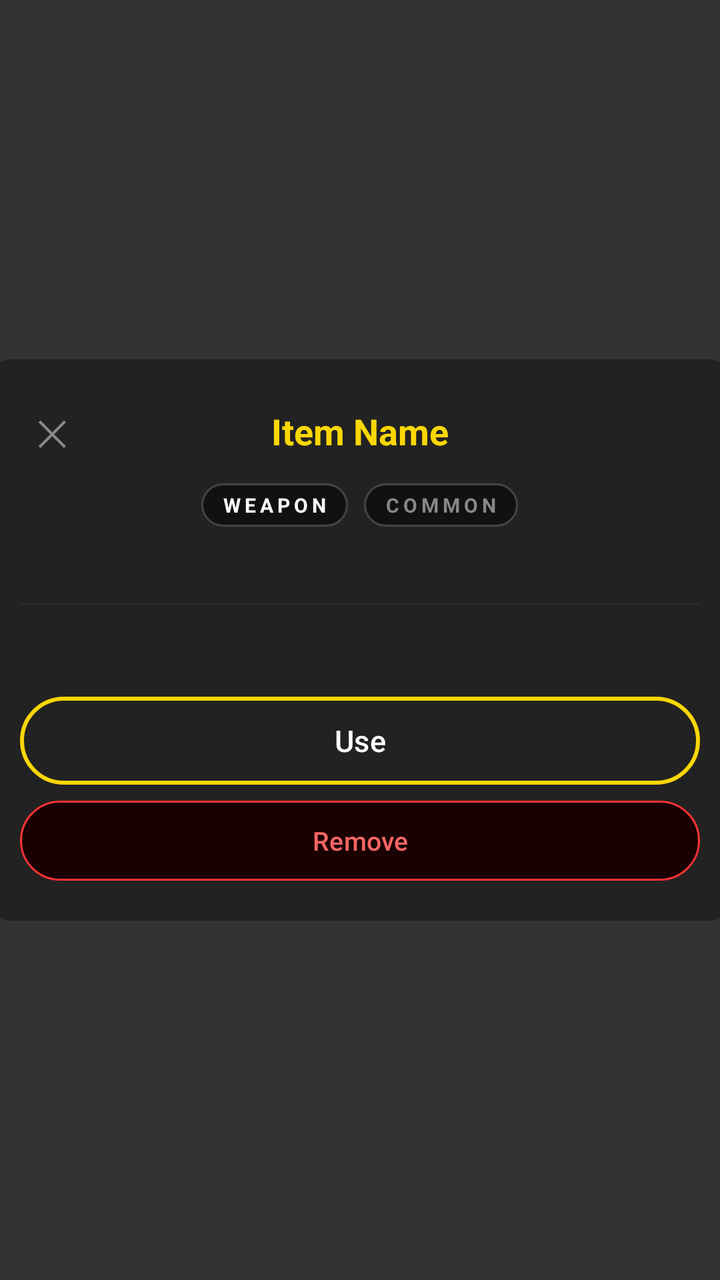
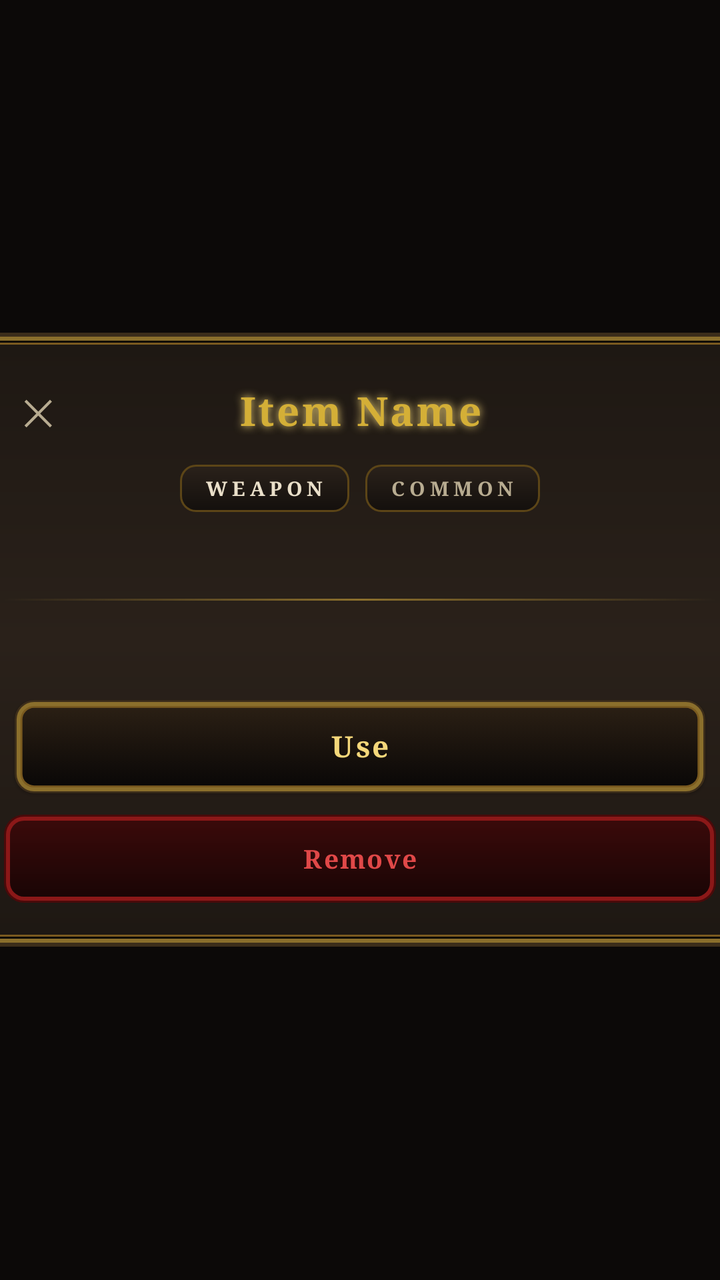

The first picture is an Android layout as it rendered before a commit; the second is the same layout after the commit. The layout source and the unified diff follow.
<!-- AndroidManifest.xml: application theme Theme.OblivionDescent -->
<!-- res/layout/dialog_item_action.xml -->
<?xml version="1.0" encoding="utf-8"?>
<FrameLayout xmlns:android="http://schemas.android.com/apk/res/android"
    xmlns:app="http://schemas.android.com/apk/res-auto"
    xmlns:tools="http://schemas.android.com/tools"
    android:layout_width="match_parent"
    android:layout_height="match_parent"
    android:background="#CC000000"
    android:clickable="true"
    android:focusable="true">

    <LinearLayout
        android:layout_width="380dp"
        android:layout_height="wrap_content"
        android:layout_gravity="center"
        android:orientation="vertical"
        android:background="@drawable/rounded_dialog_bg"
        android:padding="20dp">

        
        <FrameLayout
            android:layout_width="match_parent"
            android:layout_height="wrap_content"
            android:layout_marginBottom="10dp">

            <TextView
                android:id="@+id/btn_close_action"
                android:layout_width="32dp"
                android:layout_height="32dp"
                android:layout_gravity="start|center_vertical"
                android:text="✕"
                android:textColor="#888888"
                android:textSize="18sp"
                android:gravity="center"
                android:clickable="true"
                android:focusable="true"
                android:background="?attr/selectableItemBackgroundBorderless"
                tools:ignore="HardcodedText"/>

            <TextView
                android:id="@+id/action_name"
                android:layout_width="match_parent"
                android:layout_height="wrap_content"
                android:layout_gravity="center_vertical"
                android:gravity="center"
                android:paddingHorizontal="36dp"
                android:text="Item Name"
                android:textColor="#FFD700"
                android:textSize="18sp"
                android:textStyle="bold"
                android:maxLines="2"
                android:ellipsize="end"
                tools:ignore="HardcodedText"/>

        </FrameLayout>

        
        <LinearLayout
            android:layout_width="match_parent"
            android:layout_height="wrap_content"
            android:orientation="horizontal"
            android:gravity="center"
            android:layout_marginBottom="10dp">

            <TextView
                android:id="@+id/action_type"
                android:layout_width="wrap_content"
                android:layout_height="wrap_content"
                android:text="WEAPON"
                android:textColor="#FFFFFF"
                android:textSize="10sp"
                android:textStyle="bold"
                android:letterSpacing="0.2"
                android:background="@drawable/dialog_bg"
                android:paddingHorizontal="10dp"
                android:paddingVertical="4dp"
                tools:ignore="HardcodedText"/>

            <View android:layout_width="8dp" android:layout_height="1dp"/>

            <TextView
                android:id="@+id/action_rarity"
                android:layout_width="wrap_content"
                android:layout_height="wrap_content"
                android:text="COMMON"
                android:textColor="#888888"
                android:textSize="10sp"
                android:textStyle="bold"
                android:letterSpacing="0.2"
                android:background="@drawable/dialog_bg"
                android:paddingHorizontal="10dp"
                android:paddingVertical="4dp"
                tools:ignore="HardcodedText"/>

        </LinearLayout>

        
        <TextView
            android:id="@+id/action_description"
            android:layout_width="match_parent"
            android:layout_height="wrap_content"
            android:text=""
            android:textColor="#888888"
            android:textSize="12sp"
            android:gravity="center"
            android:layout_marginBottom="12dp"/>

        
        <View
            android:layout_width="match_parent"
            android:layout_height="1dp"
            android:background="#2A2A2A"
            android:layout_marginBottom="12dp"/>

        
        <TextView
            android:id="@+id/action_stats"
            android:layout_width="match_parent"
            android:layout_height="wrap_content"
            android:text=""
            android:textColor="#CCCCCC"
            android:textSize="13sp"
            android:lineSpacingExtra="6dp"
            android:layout_marginBottom="16dp"/>

        
        <com.google.android.material.button.MaterialButton
            android:id="@+id/btn_action"
            android:layout_width="match_parent"
            android:layout_height="44dp"
            android:text="Use"
            android:textAllCaps="false"
            android:textColor="#FFFFFF"
            android:textSize="15sp"
            android:insetTop="0dp"
            android:insetBottom="0dp"
            app:cornerRadius="22dp"
            app:strokeWidth="2dp"
            app:strokeColor="#FFD700"
            app:backgroundTint="@color/darkGray"
            tools:ignore="HardcodedText"/>

        
        <com.google.android.material.button.MaterialButton
            android:id="@+id/btn_remove"
            android:layout_width="match_parent"
            android:layout_height="40dp"
            android:layout_marginTop="8dp"
            android:text="Remove"
            android:textAllCaps="false"
            android:textColor="#FF6666"
            android:textSize="13sp"
            android:insetTop="0dp"
            android:insetBottom="0dp"
            app:cornerRadius="20dp"
            app:strokeWidth="1dp"
            app:strokeColor="#FF3333"
            app:backgroundTint="#1A0000"
            tools:ignore="HardcodedText"/>

    </LinearLayout>

</FrameLayout>
<!-- resources referenced by this layout -->
<resources>
  <color name="darkGray">#222222</color>
  <!-- drawable dialog_bg (drawable) -->
  <?xml version="1.0" encoding="utf-8"?>
  <shape xmlns:android="http://schemas.android.com/apk/res/android"
      android:shape="rectangle">
  
      <solid android:color="#EE111111" />
  
      <corners android:radius="24dp" />
  
      <stroke
          android:width="1dp"
          android:color="#444444" />
  
  </shape>
  <!-- drawable rounded_dialog_bg (drawable) -->
  <shape xmlns:android="http://schemas.android.com/apk/res/android"
      android:shape="rectangle">
      <solid android:color="#222222"/>
      <corners android:radius="16dp"/>
  </shape>
  <style name="Base.Theme.OblivionDescent" parent="Theme.Material3.DayNight.NoActionBar">
      </style>
  <!-- unchanged entries left out for length: 1 -->
</resources>

<!-- the commit's change to res/layout/dialog_item_action.xml (unified diff, before → after) -->
@@ -4,17 +4,18 @@
     xmlns:tools="http://schemas.android.com/tools"
     android:layout_width="match_parent"
     android:layout_height="match_parent"
-    android:background="#CC000000"
+    android:background="@color/bg_overlay"
     android:clickable="true"
     android:focusable="true">
 
     <LinearLayout
-        android:layout_width="380dp"
+        android:layout_width="400dp"
         android:layout_height="wrap_content"
         android:layout_gravity="center"
         android:orientation="vertical"
         android:background="@drawable/rounded_dialog_bg"
-        android:padding="20dp">
+        android:padding="22dp"
+        android:animation="@anim/dialog_open">
 
         
         <FrameLayout
@@ -24,12 +25,13 @@
 
             <TextView
                 android:id="@+id/btn_close_action"
-                android:layout_width="32dp"
-                android:layout_height="32dp"
+                android:layout_width="34dp"
+                android:layout_height="34dp"
                 android:layout_gravity="start|center_vertical"
                 android:text="✕"
-                android:textColor="#888888"
+                android:textColor="@color/bone_dim"
                 android:textSize="18sp"
+                android:fontFamily="serif"
                 android:gravity="center"
                 android:clickable="true"
                 android:focusable="true"
@@ -42,11 +44,17 @@
                 android:layout_height="wrap_content"
                 android:layout_gravity="center_vertical"
                 android:gravity="center"
-                android:paddingHorizontal="36dp"
+                android:paddingHorizontal="40dp"
                 android:text="Item Name"
-                android:textColor="#FFD700"
-                android:textSize="18sp"
+                android:textColor="@color/gold_bright"
+                android:textSize="20sp"
                 android:textStyle="bold"
+                android:fontFamily="serif"
+                android:letterSpacing="0.06"
+                android:shadowColor="@color/gold_glow"
+                android:shadowDx="0"
+                android:shadowDy="0"
+                android:shadowRadius="10"
                 android:maxLines="2"
                 android:ellipsize="end"
                 tools:ignore="HardcodedText"/>
@@ -59,20 +67,21 @@
             android:layout_height="wrap_content"
             android:orientation="horizontal"
             android:gravity="center"
-            android:layout_marginBottom="10dp">
+            android:layout_marginBottom="12dp">
 
             <TextView
                 android:id="@+id/action_type"
                 android:layout_width="wrap_content"
                 android:layout_height="wrap_content"
                 android:text="WEAPON"
-                android:textColor="#FFFFFF"
+                android:textColor="@color/bone_white"
                 android:textSize="10sp"
                 android:textStyle="bold"
-                android:letterSpacing="0.2"
+                android:fontFamily="serif"
+                android:letterSpacing="0.22"
                 android:background="@drawable/dialog_bg"
-                android:paddingHorizontal="10dp"
-                android:paddingVertical="4dp"
+                android:paddingHorizontal="12dp"
+                android:paddingVertical="5dp"
                 tools:ignore="HardcodedText"/>
 
             <View android:layout_width="8dp" android:layout_height="1dp"/>
@@ -82,13 +91,14 @@
                 android:layout_width="wrap_content"
                 android:layout_height="wrap_content"
                 android:text="COMMON"
-                android:textColor="#888888"
+                android:textColor="@color/bone_dim"
                 android:textSize="10sp"
                 android:textStyle="bold"
-                android:letterSpacing="0.2"
+                android:fontFamily="serif"
+                android:letterSpacing="0.22"
                 android:background="@drawable/dialog_bg"
-                android:paddingHorizontal="10dp"
-                android:paddingVertical="4dp"
+                android:paddingHorizontal="12dp"
+                android:paddingVertical="5dp"
                 tools:ignore="HardcodedText"/>
 
         </LinearLayout>
@@ -99,17 +109,20 @@
             android:layout_width="match_parent"
             android:layout_height="wrap_content"
             android:text=""
-            android:textColor="#888888"
-            android:textSize="12sp"
+            android:textColor="@color/bone_dim"
+            android:textSize="13sp"
+            android:textStyle="italic"
+            android:fontFamily="serif"
             android:gravity="center"
-            android:layout_marginBottom="12dp"/>
+            android:lineSpacingExtra="2dp"
+            android:layout_marginBottom="14dp"/>
 
         
         <View
             android:layout_width="match_parent"
             android:layout_height="1dp"
-            android:background="#2A2A2A"
-            android:layout_marginBottom="12dp"/>
+            android:background="@drawable/divider_gold"
+            android:layout_marginBottom="14dp"/>
 
         
         <TextView
@@ -117,44 +130,49 @@
             android:layout_width="match_parent"
             android:layout_height="wrap_content"
             android:text=""
-            android:textColor="#CCCCCC"
+            android:textColor="@color/bone_white"
             android:textSize="13sp"
+            android:fontFamily="serif"
             android:lineSpacingExtra="6dp"
-            android:layout_marginBottom="16dp"/>
+            android:layout_marginBottom="18dp"/>
 
         
         <com.google.android.material.button.MaterialButton
             android:id="@+id/btn_action"
             android:layout_width="match_parent"
-            android:layout_height="44dp"
+            android:layout_height="48dp"
             android:text="Use"
             android:textAllCaps="false"
-            android:textColor="#FFFFFF"
+            android:textColor="@color/gold_glow"
             android:textSize="15sp"
+            android:textStyle="bold"
+            android:fontFamily="serif"
+            android:letterSpacing="0.08"
             android:insetTop="0dp"
             android:insetBottom="0dp"
-            app:cornerRadius="22dp"
-            app:strokeWidth="2dp"
-            app:strokeColor="#FFD700"
-            app:backgroundTint="@color/darkGray"
+            app:backgroundTint="@null"
+            android:background="@drawable/btn_login"
+            android:stateListAnimator="@animator/button_elevation_anim"
+            android:translationZ="4dp"
             tools:ignore="HardcodedText"/>
 
         
         <com.google.android.material.button.MaterialButton
             android:id="@+id/btn_remove"
             android:layout_width="match_parent"
-            android:layout_height="40dp"
-            android:layout_marginTop="8dp"
+            android:layout_height="44dp"
+            android:layout_marginTop="10dp"
             android:text="Remove"
             android:textAllCaps="false"
-            android:textColor="#FF6666"
+            android:textColor="@color/crimson_glow"
             android:textSize="13sp"
+            android:textStyle="bold"
+            android:fontFamily="serif"
+            android:letterSpacing="0.06"
             android:insetTop="0dp"
             android:insetBottom="0dp"
-            app:cornerRadius="20dp"
-            app:strokeWidth="1dp"
-            app:strokeColor="#FF3333"
-            app:backgroundTint="#1A0000"
+            app:backgroundTint="@null"
+            android:background="@drawable/btn_gothic_danger"
             tools:ignore="HardcodedText"/>
 
     </LinearLayout>
<!-- resource entries referenced after the edit -->
@@ -1,28 +1,188 @@
 <!-- resources referenced by this layout -->
 <resources>
-  <color name="darkGray">#222222</color>
+  <color name="bg_overlay">#CC0A0807</color>
+  <color name="bone_dim">#B8AC91</color>
+  <color name="bone_white">#EAE0CA</color>
+  <color name="crimson_glow">#E04848</color>
+  <color name="gold_bright">#D4AF37</color>
+  <color name="gold_glow">#F4D77A</color>
+  <!-- drawable btn_gothic_danger (drawable) -->
+  <?xml version="1.0" encoding="utf-8"?>
+  <ripple xmlns:android="http://schemas.android.com/apk/res/android"
+      android:color="#66E04848">
+  
+      <item android:id="@android:id/mask">
+          <shape android:shape="rectangle">
+              <solid android:color="@color/crimson_bright"/>
+              <corners android:radius="10dp"/>
+          </shape>
+      </item>
+  
+      <item>
+          <layer-list>
+              <item>
+                  <shape android:shape="rectangle">
+                      <solid android:color="@color/crimson_deep"/>
+                      <corners android:radius="10dp"/>
+                  </shape>
+              </item>
+              <item
+                  android:left="1dp" android:top="1dp"
+                  android:right="1dp" android:bottom="1dp">
+                  <shape android:shape="rectangle">
+                      <solid android:color="@color/crimson_base"/>
+                      <corners android:radius="9dp"/>
+                  </shape>
+              </item>
+              <item
+                  android:left="3dp" android:top="3dp"
+                  android:right="3dp" android:bottom="3dp">
+                  <shape android:shape="rectangle">
+                      <gradient
+                          android:type="linear"
+                          android:angle="270"
+                          android:startColor="#3A0A0A"
+                          android:endColor="#1A0505"/>
+                      <corners android:radius="7dp"/>
+                  </shape>
+              </item>
+          </layer-list>
+      </item>
+  
+  </ripple>
+  <!-- drawable btn_login: vector/xml drawable (drawable, 3325 chars, omitted) -->
   <!-- drawable dialog_bg (drawable) -->
   <?xml version="1.0" encoding="utf-8"?>
-  <shape xmlns:android="http://schemas.android.com/apk/res/android"
-      android:shape="rectangle">
+  <layer-list xmlns:android="http://schemas.android.com/apk/res/android">
   
-      <solid android:color="#EE111111" />
+      <item>
+          <shape android:shape="rectangle">
+              <solid android:color="@color/border_gold_inner"/>
+              <corners android:radius="8dp"/>
+          </shape>
+      </item>
   
-      <corners android:radius="24dp" />
+      <item
+          android:left="1dp"
+          android:top="1dp"
+          android:right="1dp"
+          android:bottom="1dp">
+          <shape android:shape="rectangle">
+              <gradient
+                  android:type="linear"
+                  android:angle="270"
+                  android:startColor="@color/bg_surface_alt"
+                  android:endColor="@color/bg_base"/>
+              <corners android:radius="7dp"/>
+          </shape>
+      </item>
   
-      <stroke
-          android:width="1dp"
-          android:color="#444444" />
-  
+  </layer-list>
+  <!-- drawable divider_gold (drawable) -->
+  <?xml version="1.0" encoding="utf-8"?>
+  <shape xmlns:android="http://schemas.android.com/apk/res/android">
+      <size android:height="1dp"/>
+      <gradient
+          android:type="linear"
+          android:angle="0"
+          android:startColor="#00000000"
+          android:centerColor="@color/border_gold"
+          android:endColor="#00000000"/>
   </shape>
   <!-- drawable rounded_dialog_bg (drawable) -->
-  <shape xmlns:android="http://schemas.android.com/apk/res/android"
-      android:shape="rectangle">
-      <solid android:color="#222222"/>
-      <corners android:radius="16dp"/>
-  </shape>
+  <?xml version="1.0" encoding="utf-8"?>
+  <layer-list xmlns:android="http://schemas.android.com/apk/res/android">
+  
+      
+      <item>
+          <shape android:shape="rectangle">
+              <solid android:color="@color/border_gold_outer"/>
+              <corners android:radius="10dp"/>
+          </shape>
+      </item>
+  
+      
+      <item
+          android:left="2dp"
+          android:top="2dp"
+          android:right="2dp"
+          android:bottom="2dp">
+          <shape android:shape="rectangle">
+              <solid android:color="@color/border_gold"/>
+              <corners android:radius="9dp"/>
+          </shape>
+      </item>
+  
+      
+      <item
+          android:left="4dp"
+          android:top="4dp"
+          android:right="4dp"
+          android:bottom="4dp">
+          <shape android:shape="rectangle">
+              <solid android:color="@color/bg_deepest"/>
+              <corners android:radius="8dp"/>
+          </shape>
+      </item>
+  
+      
+      <item
+          android:left="5dp"
+          android:top="5dp"
+          android:right="5dp"
+          android:bottom="5dp">
+          <shape android:shape="rectangle">
+              <solid android:color="@color/gold_deep"/>
+              <corners android:radius="7dp"/>
+          </shape>
+      </item>
+  
+      
+      <item
+          android:left="6dp"
+          android:top="6dp"
+          android:right="6dp"
+          android:bottom="6dp">
+          <shape android:shape="rectangle">
+              <gradient
+                  android:type="linear"
+                  android:angle="270"
+                  android:startColor="@color/bg_surface"
+                  android:centerColor="@color/bg_surface_alt"
+                  android:endColor="@color/bg_surface"/>
+              <corners android:radius="6dp"/>
+          </shape>
+      </item>
+  
+  </layer-list>
+  <color name="crimson_bright">#B82828</color>
+  <color name="crimson_deep">#4A0A0A</color>
+  <color name="crimson_base">#8B1818</color>
+  <color name="border_gold_inner">#5C4517</color>
+  <color name="bg_surface_alt">#2A211A</color>
+  <color name="bg_base">#14100D</color>
+  <color name="border_gold">#8B6F2C</color>
+  <color name="border_gold_outer">#3C2D1A</color>
+  <color name="bg_deepest">#0A0807</color>
+  <color name="gold_deep">#7A5A1F</color>
+  <color name="bg_surface">#1E1813</color>
   <style name="Base.Theme.OblivionDescent" parent="Theme.Material3.DayNight.NoActionBar">
+          <item name="android:windowBackground">@color/bg_base</item>
+          <item name="android:colorBackground">@color/bg_base</item>
+          <item name="colorPrimary">@color/gold_base</item>
+          <item name="colorPrimaryVariant">@color/gold_deep</item>
+          <item name="colorOnPrimary">@color/bg_deepest</item>
+          <item name="colorSecondary">@color/crimson_base</item>
+          <item name="colorOnSecondary">@color/bone_white</item>
+          <item name="colorSurface">@color/bg_surface</item>
+          <item name="colorOnSurface">@color/bone_white</item>
+          <item name="colorAccent">@color/gold_bright</item>
+          <item name="android:textColorPrimary">@color/bone_white</item>
+          <item name="android:textColorSecondary">@color/bone_dim</item>
+          <item name="android:textColorHint">@color/bone_muted</item>
       </style>
+  <color name="gold_base">#B8911E</color>
+  <color name="bone_muted">#7A7060</color>
   <!-- unchanged entries left out for length: 1 -->
 </resources>
 
